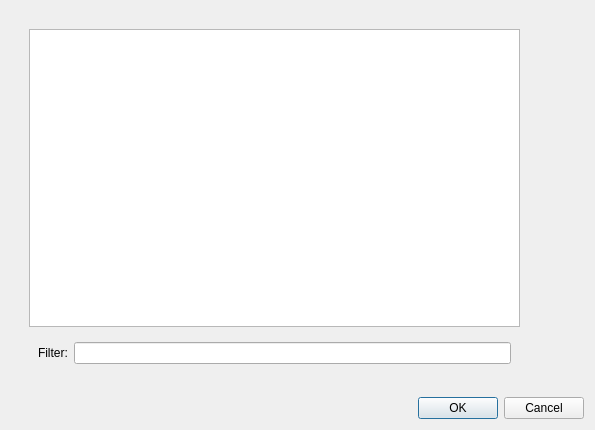
libresilicon/qtflow, file partselection.ui: the form before one commit.
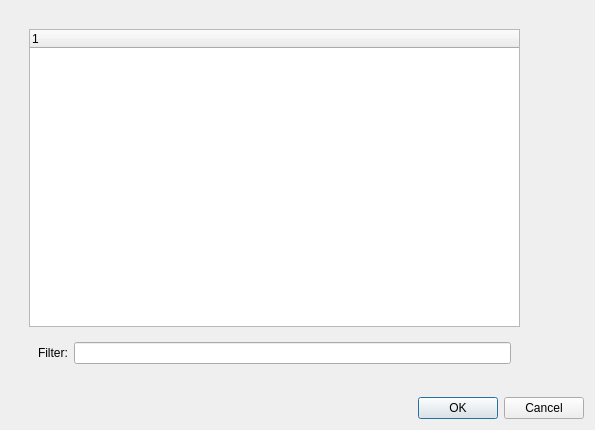
The form after the commit.

Commit message: working on schematics parts selection

```diff
--- a/partselection.ui
+++ b/partselection.ui
@@ -21,7 +21,13 @@
        <widget class="QWidget" name="widget_3" native="true">
         <layout class="QVBoxLayout" name="verticalLayout">
          <item>
-          <widget class="QListWidget" name="partList"/>
+          <widget class="QTreeWidget" name="partList">
+           <column>
+            <property name="text">
+             <string notr="true">1</string>
+            </property>
+           </column>
+          </widget>
          </item>
          <item>
           <widget class="QWidget" name="widget_4" native="true">
```
The commit also changes 8 other files.
